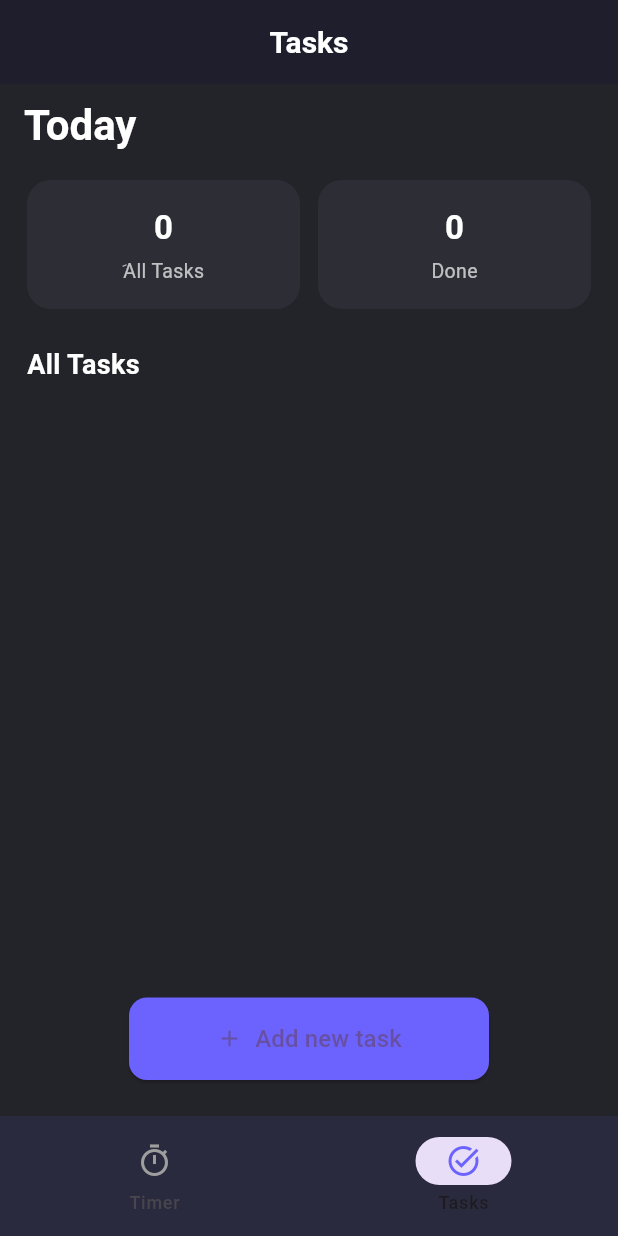
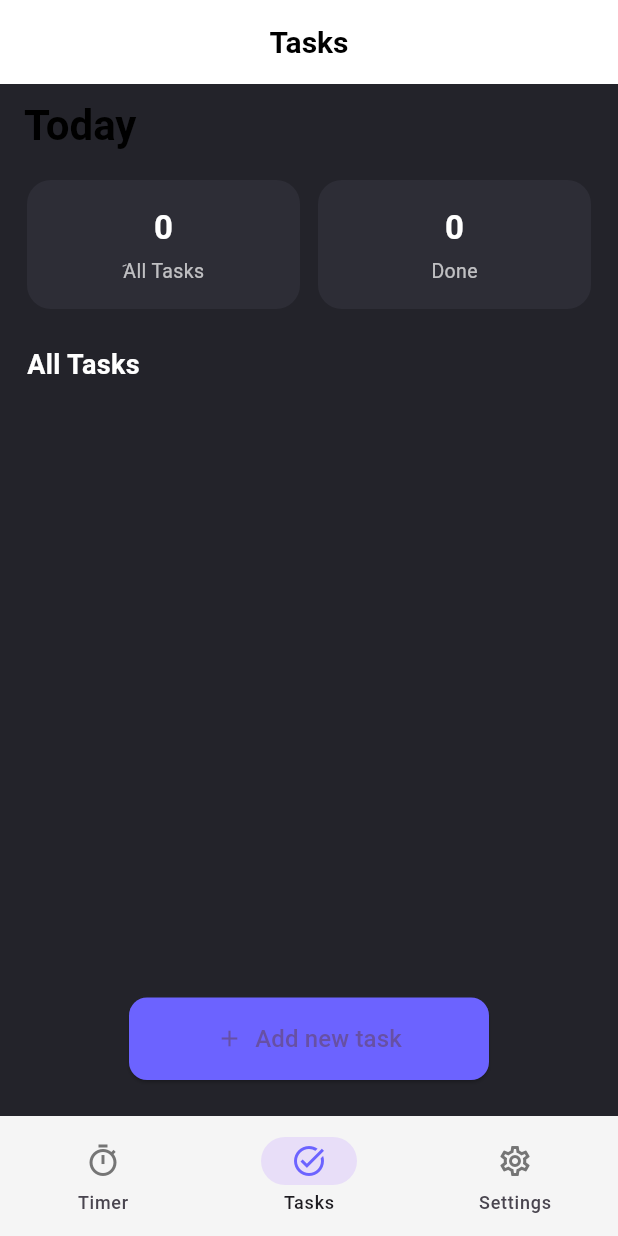
Before and after one commit to shahriaarrr/Tomodoro, a Flutter app: the screen it shows after launch, item 2 of the bottom bar chosen, on a phone screen of 412 x 824 dp. Run offline on Flutter 3.47's test engine with Material 3 defaults, Android fonts, the phone set to English and light mode, and no system bars; our stand-ins replace flutter_riverpod.

Commit message:
add theme provider and configuration

```diff
--- a/lib/main.dart
+++ b/lib/main.dart
@@ -2,6 +2,7 @@ import 'package:flutter/material.dart';
 import 'package:flutter/services.dart';
 import 'package:flutter_riverpod/flutter_riverpod.dart';
 import 'package:tomodoro/pages/home.dart';
+import 'package:tomodoro/providers/theme_provider.dart';
 
 void main() {
   runApp(ProviderScope(child: const MyApp()));
@@ -9,18 +10,43 @@ void main() {
   SystemChrome.setPreferredOrientations([DeviceOrientation.portraitUp]);
 }
 
-class MyApp extends StatelessWidget {
+class MyApp extends ConsumerWidget {
   const MyApp({super.key});
 
   @override
-  Widget build(BuildContext context) {
+  Widget build(BuildContext context, WidgetRef ref) {
+    final themeMode = ref.watch(
+      themeProvider.select(
+        (theme) => ref.read(themeProvider.notifier).themeMode,
+      ),
+    );
+
     return MaterialApp(
       debugShowCheckedModeBanner: false,
       home: const MyHomePage(),
+
       theme: ThemeData(
+        brightness: Brightness.light,
         appBarTheme: AppBarTheme(
           centerTitle: true,
           iconTheme: IconThemeData(color: Colors.black),
+          backgroundColor: Colors.transparent,
+          shadowColor: Colors.transparent,
+          titleTextStyle: TextStyle(
+            color: Colors.black,
+            fontWeight: FontWeight.bold,
+            fontSize: 20,
+          ),
+        ),
+        scaffoldBackgroundColor: Colors.white,
+        cardColor: Colors.grey[100],
+      ),
+
+      darkTheme: ThemeData(
+        brightness: Brightness.dark,
+        appBarTheme: AppBarTheme(
+          centerTitle: true,
+          iconTheme: IconThemeData(color: Colors.white),
           backgroundColor: Colors.transparent,
           shadowColor: Colors.transparent,
           titleTextStyle: TextStyle(
@@ -29,7 +55,14 @@ class MyApp extends StatelessWidget {
             fontSize: 20,
           ),
         ),
+        scaffoldBackgroundColor: Colors.grey[900],
+        cardColor: Colors.grey[800],
+        primarySwatch: Colors.blue,
+        primaryColor: Colors.blue,
+        canvasColor: Colors.grey[850],
       ),
+
+      themeMode: themeMode,
     );
   }
 }
--- a/lib/pages/home.dart
+++ b/lib/pages/home.dart
@@ -2,6 +2,7 @@ import 'package:flutter/material.dart';
 import 'package:flutter_riverpod/flutter_riverpod.dart';
 import 'package:tomodoro/models/timer.dart';
 import 'package:tomodoro/pages/tasks.dart';
+import 'package:tomodoro/pages/settings.dart';
 import 'dart:math';
 
 import 'package:tomodoro/providers/timer_provider.dart';
@@ -21,6 +22,8 @@ class _MyHomePageState extends ConsumerState<MyHomePage> {
     final timerState = ref.watch(TomodoroTimerProvider);
     final timerController = ref.read(TomodoroTimerProvider.notifier);
 
+    final isDarkMode = Theme.of(context).brightness == Brightness.dark;
+
     final minutes = timerState.remaining.inMinutes.remainder(60);
     final seconds = timerState.remaining.inSeconds.remainder(60);
 
@@ -29,32 +32,56 @@ class _MyHomePageState extends ConsumerState<MyHomePage> {
         (timerState.phase == TomodoroPhase.focus ? 25 * 60 : 5 * 60);
 
     final List<Widget> pages = [
-      _buildTimerPage(timerState, timerController, minutes, seconds, progress),
+      _buildTimerPage(
+        timerState,
+        timerController,
+        minutes,
+        seconds,
+        progress,
+        isDarkMode,
+      ),
       const TasksPage(),
+      const SettingsPage(),
     ];
 
+    final List<String> pageTitles = ["Tomodoro", "Tasks", "Settings"];
+
     return Scaffold(
-      appBar: AppBar(title: Text(currentPageIndex == 0 ? "Tomodoro" : "Tasks")),
-      backgroundColor: const Color(0xFF1E1E2C),
+      appBar: AppBar(title: Text(pageTitles[currentPageIndex])),
       body: pages[currentPageIndex],
       bottomNavigationBar: NavigationBar(
-        backgroundColor: const Color(0xFF2A2A3E),
+        backgroundColor:
+            isDarkMode ? const Color(0xFF2A2A3E) : Colors.grey[100],
         selectedIndex: currentPageIndex,
         onDestinationSelected: (int index) {
           setState(() {
             currentPageIndex = index;
           });
         },
-        destinations: const [
+        destinations: [
           NavigationDestination(
-            selectedIcon: Icon(Icons.timer, color: Color(0xFF6C63FF)),
-            icon: Icon(Icons.timer_outlined, color: Colors.grey),
+            selectedIcon: Icon(Icons.timer, color: const Color(0xFF6C63FF)),
+            icon: Icon(
+              Icons.timer_outlined,
+              color: isDarkMode ? Colors.grey : Colors.grey[600],
+            ),
             label: 'Timer',
           ),
           NavigationDestination(
-            selectedIcon: Icon(Icons.task_alt, color: Color(0xFF6C63FF)),
-            icon: Icon(Icons.task_alt_outlined, color: Colors.grey),
+            selectedIcon: Icon(Icons.task_alt, color: const Color(0xFF6C63FF)),
+            icon: Icon(
+              Icons.task_alt_outlined,
+              color: isDarkMode ? Colors.grey : Colors.grey[600],
+            ),
             label: 'Tasks',
+          ),
+          NavigationDestination(
+            selectedIcon: Icon(Icons.settings, color: const Color(0xFF6C63FF)),
+            icon: Icon(
+              Icons.settings_outlined,
+              color: isDarkMode ? Colors.grey : Colors.grey[600],
+            ),
+            label: 'Settings',
           ),
         ],
       ),
@@ -67,6 +94,7 @@ class _MyHomePageState extends ConsumerState<MyHomePage> {
     int minutes,
     int seconds,
     double progress,
+    bool isDarkMode,
   ) {
     return SafeArea(
       child: Padding(
@@ -83,12 +111,15 @@ class _MyHomePageState extends ConsumerState<MyHomePage> {
                 children: [
                   CustomPaint(
                     size: const Size(200, 200),
-                    painter: _CirclePainter(progress: progress),
+                    painter: _CirclePainter(
+                      progress: progress,
+                      isDarkMode: isDarkMode,
+                    ),
                   ),
                   Text(
                     '${minutes.toString().padLeft(2, '0')}:${seconds.toString().padLeft(2, '0')}',
-                    style: const TextStyle(
-                      color: Colors.white,
+                    style: TextStyle(
+                      color: isDarkMode ? Colors.white : Colors.grey[800],
                       fontSize: 48,
                       fontWeight: FontWeight.w600,
                     ),
@@ -119,7 +150,10 @@ class _MyHomePageState extends ConsumerState<MyHomePage> {
             const SizedBox(height: 30),
             Text(
               "Current Phase: ${timerState.phase == TomodoroPhase.focus ? "Focus" : "Break"}",
-              style: const TextStyle(color: Colors.grey, fontSize: 18),
+              style: TextStyle(
+                color: isDarkMode ? Colors.grey : Colors.grey[600],
+                fontSize: 18,
+              ),
             ),
           ],
         ),
@@ -144,6 +178,7 @@ class _TimerButton extends StatelessWidget {
     return ElevatedButton(
       style: ElevatedButton.styleFrom(
         backgroundColor: color,
+        foregroundColor: Colors.white,
         padding: const EdgeInsets.symmetric(horizontal: 28, vertical: 14),
         shape: RoundedRectangleBorder(borderRadius: BorderRadius.circular(16)),
         elevation: 6,
@@ -163,15 +198,16 @@ class _TimerButton extends StatelessWidget {
 
 class _CirclePainter extends CustomPainter {
   final double progress;
+  final bool isDarkMode;
 
-  _CirclePainter({required this.progress});
+  _CirclePainter({required this.progress, required this.isDarkMode});
 
   @override
   void paint(Canvas canvas, Size size) {
     final baseCircle =
         Paint()
           ..strokeWidth = 12
-          ..color = Colors.grey.shade800
+          ..color = isDarkMode ? Colors.grey.shade800 : Colors.grey.shade300
           ..style = PaintingStyle.stroke;
 
     final progressCircle =
@@ -199,5 +235,5 @@ class _CirclePainter extends CustomPainter {
 
   @override
   bool shouldRepaint(_CirclePainter oldDelegate) =>
-      oldDelegate.progress != progress;
+      oldDelegate.progress != progress || oldDelegate.isDarkMode != isDarkMode;
 }
```
Also changed, not shown: lib/pages/settings.dart (added, +120 -0 lines), lib/providers/theme_provider.dart (added, +27 -0 lines).
